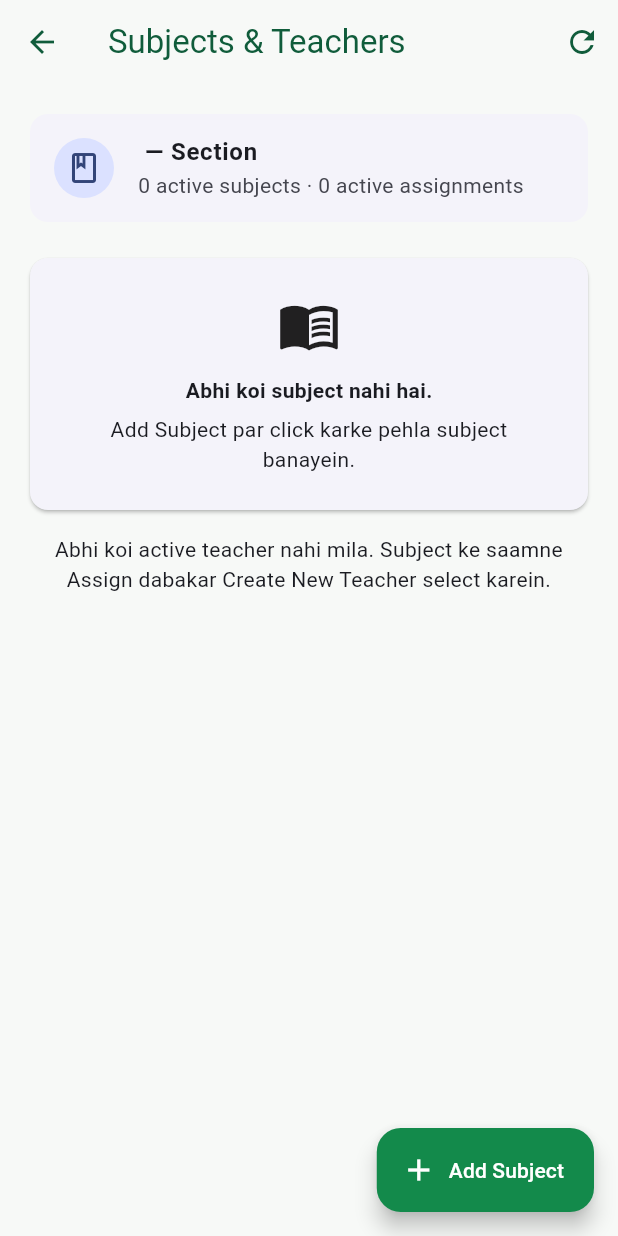
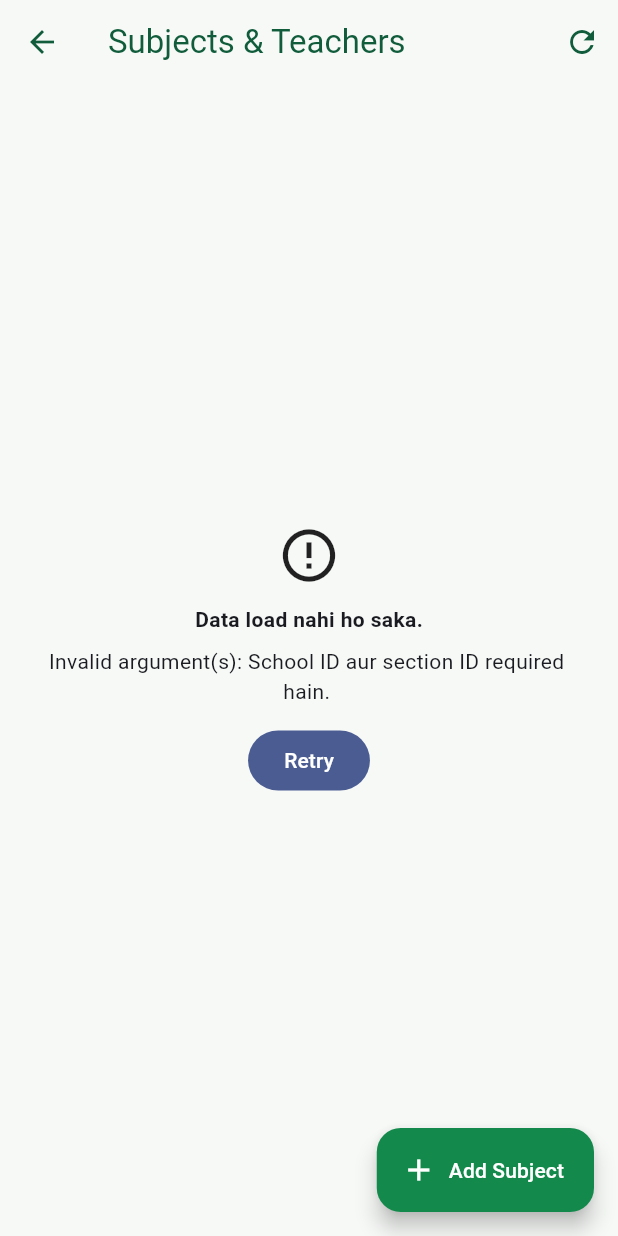
Before and after one commit to BilalKhan772/Pupilink, a Flutter app: the SectionDetailsScreen screen opened directly with empty values, after a tap on "Subjects & Teacher", on a phone screen of 412 x 824 dp. Run offline on Flutter 3.47's test engine with Material 3 defaults, Android fonts, the phone set to English and light mode, and no system bars; our stand-ins replace cloud_firestore, cloud_functions, firebase_analytics, firebase_auth, firebase_core, firebase_crashlytics and 3 more; accounts and stored records are empty.

Commit message:
Added new features

```diff
--- a/apps/school_staff_app/lib/features/sections/data/subjects_teacher_repository.dart
+++ b/apps/school_staff_app/lib/features/sections/data/subjects_teacher_repository.dart
@@ -1,8 +1,8 @@
 
 import 'package:cloud_firestore/cloud_firestore.dart';
 import 'package:cloud_functions/cloud_functions.dart';
+import 'package:school_core/school_core.dart';
 import 'package:school_models/school_models.dart';
-import 'package:school_core/school_core.dart';
 
 class SubjectsTeacherRepository {
   SubjectsTeacherRepository({
@@ -23,15 +23,53 @@ class SubjectsTeacherRepository {
   CollectionReference<Map<String, dynamic>> get _assignments =>
       _db.collection(FirestoreCollections.teacherAssignments);
 
-  // Load active subjects belonging to this school.
-  Future<List<Subject>> getSubjects(String schoolId) async {
-    final result = await _subjects
-        .where('schoolId', isEqualTo: schoolId)
-        .get();
+  /// Loads subjects belonging to this section.
+  ///
+  /// Legacy subjects without sectionId remain visible in a section
+  /// if that section already has an assignment for the subject.
+  /// Existing Firestore documents are not deleted or migrated.
+  Future<List<Subject>> getSubjects(
+    String schoolId, {
+    required String sectionId,
+  }) async {
+    if (schoolId.trim().isEmpty || sectionId.trim().isEmpty) {
+      throw ArgumentError('School ID aur section ID required hain.');
+    }
 
-    final subjects = result.docs
+    final results = await Future.wait([
+      _subjects.where('schoolId', isEqualTo: schoolId).get(),
+      getAssignments(schoolId: schoolId, sectionId: sectionId),
+    ]);
+
+    final subjectSnapshot =
+        results[0] as QuerySnapshot<Map<String, dynamic>>;
+    final assignments = results[1] as List<TeacherAssignment>;
+
+    final assignedSubjectIds = assignments
+        .where((assignment) => assignment.isActive)
+        .map((assignment) => assignment.subjectId)
+        .whereType<String>()
+        .toSet();
+
+    final subjects = subjectSnapshot.docs
+        .where((doc) {
+          final data = doc.data();
+
+          if (data['isActive'] == false) return false;
+
+          final subjectSectionId = data['sectionId'];
+
+          // Newly created section-specific subjects.
+          if (subjectSectionId is String &&
+              subjectSectionId.isNotEmpty) {
+            return subjectSectionId == sectionId;
+          }
+
+          // Backward compatibility for existing school-wide subjects:
+          // show them only where an existing assignment is present.
+          return assignedSubjectIds.contains(doc.id);
+        })
         .map((doc) => Subject.fromMap(doc.id, doc.data()))
-        .where((subject) => subject.isActive)
         .toList();
 
     subjects.sort(
@@ -41,7 +79,7 @@ class SubjectsTeacherRepository {
     return subjects;
   }
 
-  // Load active class and subject teachers from users.
+  /// Loads active teachers from this school.
   Future<List<StaffMember>> getTeachers(String schoolId) async {
     final result = await _users
         .where('schoolId', isEqualTo: schoolId)
@@ -73,11 +111,15 @@ class SubjectsTeacherRepository {
     return teachers;
   }
 
-  // Load active assignments for a particular section.
+  /// Loads active assignments for one section.
   Future<List<TeacherAssignment>> getAssignments({
     required String schoolId,
     required String sectionId,
   }) async {
+    if (schoolId.trim().isEmpty || sectionId.trim().isEmpty) {
+      throw ArgumentError('School ID aur section ID required hain.');
+    }
+
     final result = await _assignments
         .where('schoolId', isEqualTo: schoolId)
         .where('sectionId', isEqualTo: sectionId)
@@ -89,34 +131,76 @@ class SubjectsTeacherRepository {
         .toList();
   }
 
-  // Create a subject.
+  /// Creates a subject specifically for this section.
+  ///
+  /// Existing school-wide subjects and their assignments remain untouched.
   Future<void> addSubject({
     required String schoolId,
+    required String sectionId,
     required String name,
     String? code,
   }) async {
+    final cleanSchoolId = schoolId.trim();
+    final cleanSectionId = sectionId.trim();
     final cleanName = name.trim();
+    final cleanCode = code?.trim();
 
-    if (schoolId.trim().isEmpty || cleanName.isEmpty) {
+    if (cleanSchoolId.isEmpty ||
+        cleanSectionId.isEmpty ||
+        cleanName.isEmpty) {
       throw ArgumentError(
-        'School aur subject name required hain.',
+        'School, section aur subject name required hain.',
+      );
+    }
+
+    // Verify the section belongs to this school before creating a subject.
+    final sectionDoc =
+        await _db.collection(FirestoreCollections.sections).doc(
+              cleanSectionId,
+            ).get();
+
+    final sectionData = sectionDoc.data();
+
+    if (!sectionDoc.exists ||
+        sectionData == null ||
+        sectionData['schoolId'] != cleanSchoolId ||
+        sectionData['isActive'] == false) {
+      throw StateError('Selected section valid ya active nahi hai.');
+    }
+
+    // Avoid duplicate active subject names within the same section.
+    final existingSubjects = await _subjects
+        .where('schoolId', isEqualTo: cleanSchoolId)
+        .where('sectionId', isEqualTo: cleanSectionId)
+        .get();
+
+    final duplicate = existingSubjects.docs.any((doc) {
+      final data = doc.data();
+
+      return data['isActive'] != false &&
+          (data['name'] as String? ?? '').trim().toLowerCase() ==
+              cleanName.toLowerCase();
+    });
+
+    if (duplicate) {
+      throw StateError(
+        'Is section mein yeh subject pehle se mojood hai.',
       );
     }
 
     await _subjects.add({
-      'schoolId': schoolId,
+      'schoolId': cleanSchoolId,
+      'sectionId': cleanSectionId,
       'name': cleanName,
-      'code': code?.trim().isEmpty == true
-          ? null
-          : code?.trim(),
+      'code': cleanCode == null || cleanCode.isEmpty ? null : cleanCode,
       'isActive': true,
       'createdAt': FieldValue.serverTimestamp(),
       'updatedAt': FieldValue.serverTimestamp(),
     });
   }
 
-  // Create a staff login account through the trusted Firebase Function.
-  // The function creates both Firebase Authentication and users profile.
+  /// Creates the teacher's Auth account and profile through a trusted
+  /// Firebase callable function. The current admin session is retained.
   Future<StaffMember> createTeacherAccount({
     required String name,
     required String email,
@@ -145,8 +229,7 @@ class SubjectsTeacherRepository {
     }
 
     try {
-      final callable =
-          _functions.httpsCallable('createStaffAccount');
+      final callable = _functions.httpsCallable('createStaffAccount');
 
       final result = await callable.call<Map<String, dynamic>>({
         'name': cleanName,
@@ -158,9 +241,7 @@ class SubjectsTeacherRepository {
       final data = result.data;
       final uid = data['uid'] as String?;
 
-      if (data['success'] != true ||
-          uid == null ||
-          uid.isEmpty) {
+      if (data['success'] != true || uid == null || uid.isEmpty) {
         throw StateError(
           'Function ne successful account response return nahi kiya.',
         );
@@ -182,7 +263,10 @@ class SubjectsTeacherRepository {
     }
   }
 
-  // Assign or change a teacher for a subject in a section.
+  /// Assigns or changes a teacher for one subject in one section.
+  ///
+  /// Assignment IDs remain section-specific. Existing assignment documents
+  /// are updated in place instead of creating duplicate assignments.
   Future<void> assignTeacher({
     required String schoolId,
     required String teacherId,
@@ -191,11 +275,11 @@ class SubjectsTeacherRepository {
     required String subjectId,
     String? academicYearId,
   }) async {
-    if (schoolId.isEmpty ||
-        teacherId.isEmpty ||
-        classId.isEmpty ||
-        sectionId.isEmpty ||
-        subjectId.isEmpty) {
+    if (schoolId.trim().isEmpty ||
+        teacherId.trim().isEmpty ||
+        classId.trim().isEmpty ||
+        sectionId.trim().isEmpty ||
+        subjectId.trim().isEmpty) {
       throw ArgumentError(
         'Assignment ki tamam required values select karein.',
       );
@@ -207,12 +291,21 @@ class SubjectsTeacherRepository {
     if (!teacherDoc.exists ||
         teacherData == null ||
         teacherData['schoolId'] != schoolId ||
-        !['classTeacher', 'subjectTeacher']
-            .contains(teacherData['role']) ||
+        !['classTeacher', 'subjectTeacher'].contains(teacherData['role']) ||
         teacherData['isActive'] == false) {
-      throw StateError(
-        'Selected teacher valid ya active nahi hai.',
-      );
+      throw StateError('Selected teacher valid ya active nahi hai.');
+    }
+
+    final sectionDoc =
+        await _db.collection(FirestoreCollections.sections).doc(sectionId).get();
+    final sectionData = sectionDoc.data();
+
+    if (!sectionDoc.exists ||
+        sectionData == null ||
+        sectionData['schoolId'] != schoolId ||
+        sectionData['classId'] != classId ||
+        sectionData['isActive'] == false) {
+      throw StateError('Selected section is class/school ka valid section nahi hai.');
     }
 
     final subjectDoc = await _subjects.doc(subjectId).get();
@@ -222,16 +315,21 @@ class SubjectsTeacherRepository {
         subjectData == null ||
         subjectData['schoolId'] != schoolId ||
         subjectData['isActive'] == false) {
-      throw StateError(
-        'Selected subject is school ka valid subject nahi hai.',
-      );
+      throw StateError('Selected subject is school ka valid subject nahi hai.');
     }
 
-    // One assignment document per section and subject.
+    // A subject explicitly assigned to another section cannot be used here.
+    // Legacy subjects without sectionId remain assignable for compatibility.
+    final subjectSectionId = subjectData['sectionId'];
+    if (subjectSectionId is String &&
+        subjectSectionId.isNotEmpty &&
+        subjectSectionId != sectionId) {
+      throw StateError('Yeh subject kisi doosre section ka hai.');
+    }
+
     final assignmentId = '${sectionId}_$subjectId';
     final reference = _assignments.doc(assignmentId);
     final existing = await reference.get();
-
     final now = FieldValue.serverTimestamp();
 
     await reference.set({
@@ -246,10 +344,10 @@ class SubjectsTeacherRepository {
       if (!existing.exists) 'assignedAt': now,
       'updatedAt': now,
       if (!existing.exists) 'createdAt': now,
-    });
+    }, SetOptions(merge: true));
   }
 
-  // Soft-delete an assignment so its history is retained.
+  /// Soft-deletes an assignment, preserving its document/history.
   Future<void> removeAssignment(String assignmentId) async {
     await _assignments.doc(assignmentId).update({
       'isActive': false,
--- a/apps/school_staff_app/lib/features/sections/ui/screens/subjects_teacher_screen.dart
+++ b/apps/school_staff_app/lib/features/sections/ui/screens/subjects_teacher_screen.dart
@@ -50,7 +50,10 @@ class _SubjectsTeacherScreenState extends State<SubjectsTeacherScreen> {
 
     try {
       final results = await Future.wait<dynamic>([
-        widget.repository.getSubjects(widget.section.schoolId),
+        widget.repository.getSubjects(
+          widget.section.schoolId,
+          sectionId: widget.section.id,
+        ),
         widget.repository.getTeachers(widget.section.schoolId),
         widget.repository.getAssignments(
           schoolId: widget.section.schoolId,
@@ -100,8 +103,10 @@ class _SubjectsTeacherScreenState extends State<SubjectsTeacherScreen> {
       final confirmed = await showDialog<bool>(
         context: context,
         builder: (dialogContext) => AlertDialog(
-          title: const Text('Add Subject'),
-          content: Column(
+          title: const Text('Add Section Subject'),
+          content: SizedBox(
+            width: 400,
+            child: Column(
               mainAxisSize: MainAxisSize.min,
               children: [
                 TextField(
@@ -111,6 +116,7 @@ class _SubjectsTeacherScreenState extends State<SubjectsTeacherScreen> {
                   decoration: const InputDecoration(
                     labelText: 'Subject name *',
                     hintText: 'e.g. Mathematics',
+                    border: OutlineInputBorder(),
                   ),
                 ),
                 const SizedBox(height: 12),
@@ -120,9 +126,16 @@ class _SubjectsTeacherScreenState extends State<SubjectsTeacherScreen> {
                   decoration: const InputDecoration(
                     labelText: 'Subject code (optional)',
                     hintText: 'e.g. MATH',
+                    border: OutlineInputBorder(),
                   ),
                 ),
+                const SizedBox(height: 12),
+                const Text(
+                  'Yeh subject sirf selected section ke liye create hoga.',
+                  style: TextStyle(color: Colors.black54),
+                ),
               ],
+            ),
           ),
           actions: [
             TextButton(
@@ -131,29 +144,36 @@ class _SubjectsTeacherScreenState extends State<SubjectsTeacherScreen> {
             ),
             FilledButton(
               onPressed: () {
-                if (nameController.text.trim().isEmpty) return;
+                if (nameController.text.trim().isNotEmpty) {
                   Navigator.pop(dialogContext, true);
+                }
               },
-              child: const Text('Save'),
+              child: const Text('Save Subject'),
             ),
           ],
         ),
       );
 
-      if (confirmed != true) return;
+      if (confirmed != true || !mounted) return;
 
       setState(() => _saving = true);
 
       await widget.repository.addSubject(
         schoolId: widget.section.schoolId,
+        sectionId: widget.section.id,
         name: nameController.text,
         code: codeController.text,
       );
 
       await _load();
-      if (mounted) _message('Subject added successfully.');
+
+      if (mounted) {
+        _message('Subject is section mein successfully add ho gaya.');
+      }
     } catch (e) {
-      if (mounted) _message('Subject save nahi hua: $e');
+      if (mounted) {
+        _message('Subject save nahi hua: $e');
+      }
     } finally {
       nameController.dispose();
       codeController.dispose();
@@ -163,15 +183,15 @@ class _SubjectsTeacherScreenState extends State<SubjectsTeacherScreen> {
   }
 
   Future<void> _assignTeacher(Subject subject) async {
-    final selectedTeacher = _teacherFor(subject.id);
+    final currentTeacher = _teacherFor(subject.id);
 
     final choice = await showDialog<_AssignChoice>(
       context: context,
       builder: (dialogContext) => AlertDialog(
         title: Text('Assign ${subject.name}'),
         content: const Text(
-          'Existing teacher select karein ya isi waqt naya teacher account '
-          'create karein.',
+          'Is section ke subject ke liye existing teacher select karein '
+          'ya naya teacher account create karein.',
         ),
         actions: [
           TextButton(
@@ -183,7 +203,7 @@ class _SubjectsTeacherScreenState extends State<SubjectsTeacherScreen> {
             onPressed: () =>
                 Navigator.pop(dialogContext, _AssignChoice.createNew),
             icon: const Icon(Icons.person_add_alt_1),
-            label: const Text('Create New Teacher'),
+            label: const Text('Create Teacher'),
           ),
           FilledButton(
             onPressed: _teachers.isEmpty
@@ -204,10 +224,9 @@ class _SubjectsTeacherScreenState extends State<SubjectsTeacherScreen> {
 
     if (choice == _AssignChoice.createNew) {
       await _createAndAssignTeacher(subject);
-      return;
+    } else {
+      await _selectExistingTeacher(subject, currentTeacher);
     }
-
-    await _selectExistingTeacher(subject, selectedTeacher);
   }
 
   Future<void> _selectExistingTeacher(
@@ -254,10 +273,7 @@ class _SubjectsTeacherScreenState extends State<SubjectsTeacherScreen> {
             FilledButton(
               onPressed: selectedTeacherId == null
                   ? null
-                  : () => Navigator.pop(
-                        dialogContext,
-                        selectedTeacherId,
-                      ),
+                  : () => Navigator.pop(dialogContext, selectedTeacherId),
               child: const Text('Assign'),
             ),
           ],
@@ -292,7 +308,8 @@ class _SubjectsTeacherScreenState extends State<SubjectsTeacherScreen> {
                   mainAxisSize: MainAxisSize.min,
                   children: [
                     Text(
-                      'New teacher will be assigned to ${subject.name}.',
+                      'Teacher ko ${subject.name} ke liye is section mein '
+                      'assign kiya jayega.',
                       style: const TextStyle(color: Colors.black54),
                     ),
                     const SizedBox(height: 16),
@@ -325,12 +342,9 @@ class _SubjectsTeacherScreenState extends State<SubjectsTeacherScreen> {
                       enableSuggestions: false,
                       decoration: InputDecoration(
                         labelText: 'Temporary password *',
-                        helperText: 'Minimum 8 characters',
+                        helperText: '8–128 characters',
                         prefixIcon: const Icon(Icons.lock_outline),
                         suffixIcon: IconButton(
-                          tooltip: obscurePassword
-                              ? 'Show password'
-                              : 'Hide password',
                           onPressed: () {
                             setDialogState(() {
                               obscurePassword = !obscurePassword;
@@ -385,7 +399,6 @@ class _SubjectsTeacherScreenState extends State<SubjectsTeacherScreen> {
                   final password = passwordController.text;
 
                   if (name.isEmpty ||
-                      email.isEmpty ||
                       !email.contains('@') ||
                       password.length < 8 ||
                       password.length > 128) {
@@ -414,7 +427,7 @@ class _SubjectsTeacherScreenState extends State<SubjectsTeacherScreen> {
 
       setState(() => _saving = true);
 
-      // The trusted callable creates the Auth account and users profile.
+      // Uses the trusted callable; does not sign the admin out.
       final teacher = await widget.repository.createTeacherAccount(
         name: details.name,
         email: details.email,
@@ -422,7 +435,6 @@ class _SubjectsTeacherScreenState extends State<SubjectsTeacherScreen> {
         role: details.role,
       );
 
-      // Refresh the teacher list even if assignment subsequently fails.
       try {
         await widget.repository.assignTeacher(
           schoolId: widget.section.schoolId,
@@ -437,7 +449,7 @@ class _SubjectsTeacherScreenState extends State<SubjectsTeacherScreen> {
 
         if (mounted) {
           _message(
-            'Teacher account created and ${subject.name} assigned successfully.',
+            'Teacher account created and assigned to ${subject.name}.',
           );
         }
       } catch (e) {
@@ -445,8 +457,7 @@ class _SubjectsTeacherScreenState extends State<SubjectsTeacherScreen> {
 
         if (mounted) {
           _message(
-            'Teacher account create ho gaya, lekin assignment fail hui. '
-            'Teacher list refresh kar di gayi hai. Error: $e',
+            'Teacher account create ho gaya, lekin assignment fail hui: $e',
           );
         }
       }
@@ -481,7 +492,7 @@ class _SubjectsTeacherScreenState extends State<SubjectsTeacherScreen> {
 
       await _load();
 
-      if (mounted) _message('Teacher assigned successfully.');
+      if (mounted) _message('Teacher assignment successfully saved.');
     } catch (e) {
       if (mounted) _message('Assignment save nahi hui: $e');
     } finally {
@@ -540,7 +551,10 @@ class _SubjectsTeacherScreenState extends State<SubjectsTeacherScreen> {
                             style: TextStyle(fontWeight: FontWeight.bold),
                           ),
                           const SizedBox(height: 8),
-                          Text(_error!, textAlign: TextAlign.center),
+                          SelectableText(
+                            _error!,
+                            textAlign: TextAlign.center,
+                          ),
                           const SizedBox(height: 12),
                           FilledButton(
                             onPressed: _load,
@@ -555,18 +569,17 @@ class _SubjectsTeacherScreenState extends State<SubjectsTeacherScreen> {
                       RefreshIndicator(
                         onRefresh: _load,
                         child: ListView(
-                          padding: const EdgeInsets.fromLTRB(
-                            16,
-                            16,
-                            16,
-                            100,
-                          ),
+                          padding: const EdgeInsets.fromLTRB(16, 16, 16, 100),
                           children: [
                             Card(
                               elevation: 0,
                               child: ListTile(
                                 leading: const CircleAvatar(
-                                  child: Icon(Icons.class_outlined),
+                                  backgroundColor: Color(0xFFEAF6EF),
+                                  child: Icon(
+                                    Icons.class_outlined,
+                                    color: _green,
+                                  ),
                                 ),
                                 title: Text(
                                   '${widget.className} — Section ${widget.section.name}',
@@ -575,12 +588,21 @@ class _SubjectsTeacherScreenState extends State<SubjectsTeacherScreen> {
                                   ),
                                 ),
                                 subtitle: Text(
-                                  '${_subjects.length} active subjects · '
+                                  '${_subjects.length} section subjects · '
                                   '${_assignments.length} active assignments',
                                 ),
                               ),
                             ),
-                            const SizedBox(height: 16),
+                            const SizedBox(height: 8),
+                            const Text(
+                              'Subjects for this section',
+                              style: TextStyle(
+                                fontSize: 18,
+                                fontWeight: FontWeight.bold,
+                                color: _darkGreen,
+                              ),
+                            ),
+                            const SizedBox(height: 12),
                             if (_subjects.isEmpty)
                               const Card(
                                 child: Padding(
@@ -593,15 +615,16 @@ class _SubjectsTeacherScreenState extends State<SubjectsTeacherScreen> {
                                       ),
                                       SizedBox(height: 12),
                                       Text(
-                                        'Abhi koi subject nahi hai.',
+                                        'Abhi is section mein koi subject nahi.',
                                         style: TextStyle(
                                           fontWeight: FontWeight.bold,
                                         ),
+                                        textAlign: TextAlign.center,
                                       ),
                                       SizedBox(height: 6),
                                       Text(
-                                        'Add Subject par click karke '
-                                        'pehla subject banayein.',
+                                        'Add Subject par click karke is section '
+                                        'ka pehla subject banayein.',
                                         textAlign: TextAlign.center,
                                       ),
                                     ],
@@ -633,9 +656,14 @@ class _SubjectsTeacherScreenState extends State<SubjectsTeacherScreen> {
                                     subtitle: Padding(
                                       padding: const EdgeInsets.only(top: 6),
                                       child: Text(
+                                        [
+                                          if (subject.code != null &&
+                                              subject.code!.isNotEmpty)
+                                            'Code: ${subject.code}',
                                           teacher == null
                                               ? 'Teacher not assigned'
                                               : 'Teacher: ${teacher.name}',
+                                        ].join('\n'),
                                       ),
                                     ),
                                     trailing: _saving
@@ -650,9 +678,7 @@ class _SubjectsTeacherScreenState extends State<SubjectsTeacherScreen> {
                                             onPressed: () =>
                                                 _assignTeacher(subject),
                                             child: Text(
-                                              teacher == null
-                                                  ? 'Assign'
-                                                  : 'Change',
+                                              teacher == null ? 'Assign' : 'Change',
                                             ),
                                           ),
                                   ),
@@ -662,9 +688,9 @@ class _SubjectsTeacherScreenState extends State<SubjectsTeacherScreen> {
                               const Padding(
                                 padding: EdgeInsets.all(12),
                                 child: Text(
-                                  'Abhi koi active teacher nahi mila. '
-                                  'Subject ke saamne Assign dabakar '
-                                  'Create New Teacher select karein.',
+                                  'Koi active teacher nahi mila. Subject ke '
+                                  'saamne Assign dabakar naya teacher account '
+                                  'create karein.',
                                   textAlign: TextAlign.center,
                                 ),
                               ),
```
Also changed, not shown: firebase/emulator_backup/auth_export/accounts.json (+1 -1 lines), 4 other files. Lines whose indentation alone changed are shown as unchanged.
